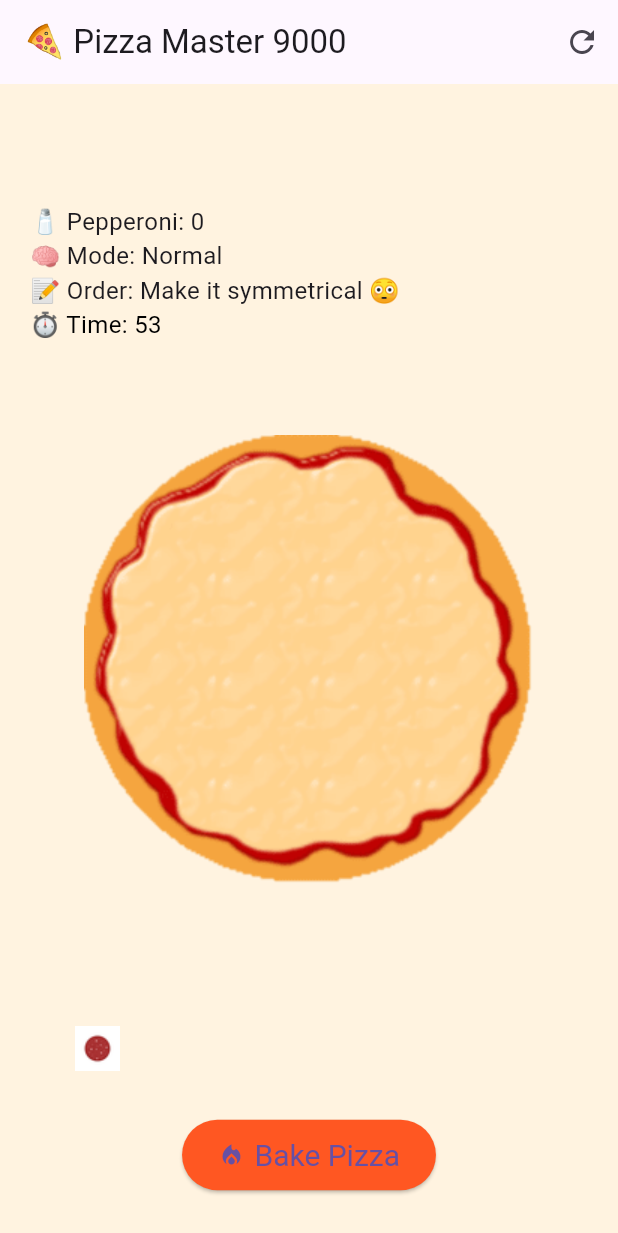
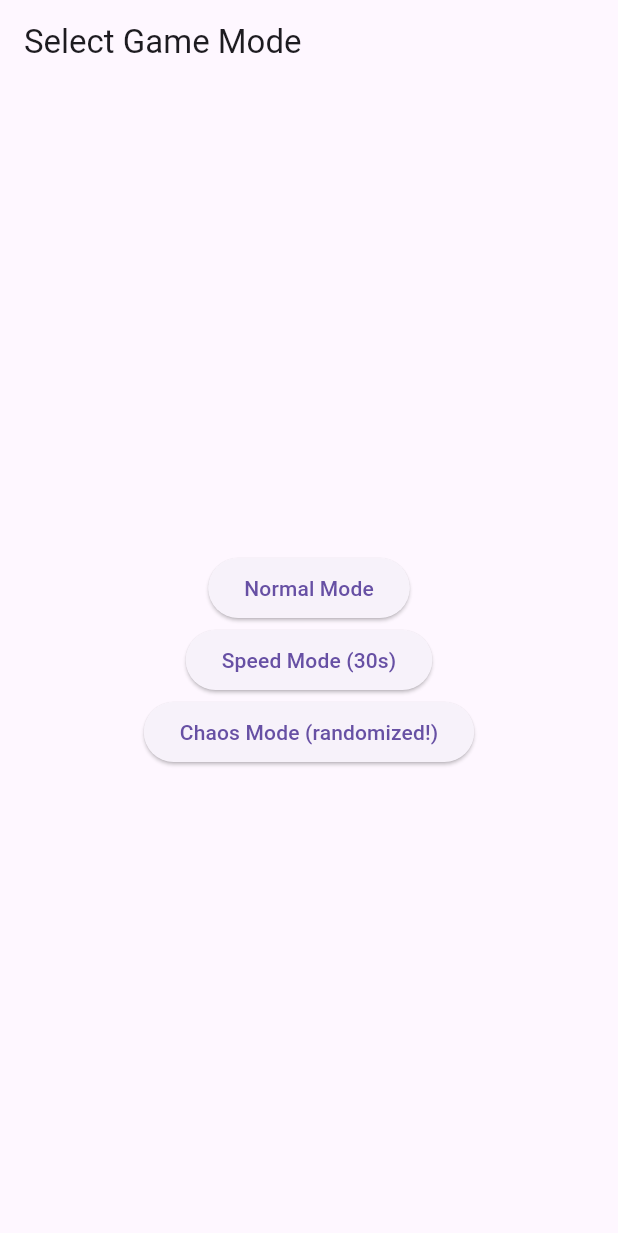
Before and after one commit to dx1-ctrl/kenny_ios_app, a Flutter app: the screen it shows after launch, on a phone screen of 412 x 824 dp. Shown: the top 1233 px of the screen. Run offline on Flutter 3.47's test engine with Material 3 defaults, Android fonts, the light colour scheme and no system bars.

Commit message:
Update main.dart

```diff
--- a/lib/main.dart
+++ b/lib/main.dart
@@ -1,24 +1,56 @@
+// PizzaMaster Ultra v1.2.0 - Game Modes + Advanced Scoring
+// Now includes: accuracy rewards, mode-based scoring, bake prediction, and failure conditions
+
 import 'dart:async';
 import 'dart:math';
 import 'package:flutter/material.dart';
 
-void main() {
-  runApp(PizzaGameApp());
-}
+void main() => runApp(PizzaGameApp());
 
 class PizzaGameApp extends StatelessWidget {
   @override
   Widget build(BuildContext context) {
     return MaterialApp(
-      title: 'Pizza Master 9000',
       debugShowCheckedModeBanner: false,
+      title: 'PizzaMaster Ultra',
       theme: ThemeData(primarySwatch: Colors.deepOrange),
-      home: PizzaGameScreen(),
+      home: ModeSelector(),
+    );
+  }
+}
+
+class ModeSelector extends StatelessWidget {
+  @override
+  Widget build(BuildContext context) {
+    return Scaffold(
+      appBar: AppBar(title: Text('Select Game Mode')),
+      body: Center(
+        child: Column(
+          mainAxisAlignment: MainAxisAlignment.center,
+          children: [
+            ElevatedButton(
+              onPressed: () => Navigator.push(context, MaterialPageRoute(builder: (_) => PizzaGameScreen(mode: 'Normal'))),
+              child: Text('Normal Mode'),
+            ),
+            ElevatedButton(
+              onPressed: () => Navigator.push(context, MaterialPageRoute(builder: (_) => PizzaGameScreen(mode: 'Speed'))),
+              child: Text('Speed Mode (30s)'),
+            ),
+            ElevatedButton(
+              onPressed: () => Navigator.push(context, MaterialPageRoute(builder: (_) => PizzaGameScreen(mode: 'Chaos'))),
+              child: Text('Chaos Mode (randomized!)'),
+            ),
+          ],
+        ),
+      ),
     );
   }
 }
 
 class PizzaGameScreen extends StatefulWidget {
+  final String mode;
+  PizzaGameScreen({required this.mode});
+
   @override
   _PizzaGameScreenState createState() => _PizzaGameScreenState();
 }
@@ -33,36 +65,40 @@ class _PizzaGameScreenState extends State<PizzaGameScreen> {
   int comboCount = 0;
   Timer? comboTimer;
   String fakeOrder = '';
-  String gameMode = 'Normal';
-  Timer? autoBakeTimer;
   int secondsLeft = 60;
   late Timer countdown;
+  double pizzaRadius = 150;
+  Offset pizzaCenter = Offset.zero;
+  String prediction = '';
 
   final List<String> fakeOrders = [
-    '10 pepperonis!',
-    'Minimum 5 slices!',
-    'Spam it with pepperoni!',
-    'Max 3 slices!',
-    'Make it symmetrical 😳',
-    'Make it chaotic 🔥'
+    'Use 10 slices! 🍕',
+    'Only 3 toppings!',
+    'Cover the center!',
+    'Don't touch the center!',
+    'Spam the edges!',
+    'Be precise! 🧠'
   ];
 
   @override
   void initState() {
     super.initState();
-    fakeOrder = fakeOrders[Random().nextInt(fakeOrders.length)];
+    applyModeSettings();
+    fakeOrder = (fakeOrders..shuffle()).first;
+    predictRating();
     startCountdown();
+  }
+
+  void applyModeSettings() {
+    if (widget.mode == 'Speed') secondsLeft = 30;
+    else if (widget.mode == 'Chaos') secondsLeft = Random().nextInt(20) + 40;
+    else secondsLeft = 60;
   }
 
   void startCountdown() {
     countdown = Timer.periodic(Duration(seconds: 1), (timer) {
-      if (isBaked) {
-        timer.cancel();
-        return;
-      }
-      setState(() {
-        secondsLeft--;
-      });
+      if (isBaked) timer.cancel();
+      setState(() => secondsLeft--);
       if (secondsLeft <= 0) {
         startBaking(forced: true);
         timer.cancel();
@@ -82,21 +118,18 @@ class _PizzaGameScreenState extends State<PizzaGameScreen> {
         comboCount = 0;
       });
     });
+    predictRating();
   }
 
   void startBaking({bool forced = false}) {
     if (isBaking || isBaked) return;
-
     setState(() {
       isBaking = true;
       bakeProgress = 0.0;
     });
-
     Future.doWhile(() async {
       await Future.delayed(Duration(milliseconds: 50));
-      setState(() {
-        bakeProgress += 0.03;
-      });
+      setState(() => bakeProgress += 0.03);
       if (bakeProgress >= 1.0) {
         setState(() {
           isBaking = false;
@@ -109,34 +142,45 @@ class _PizzaGameScreenState extends State<PizzaGameScreen> {
     });
   }
 
-  void showResults({bool forced = false}) {
-    String message = '';
-
+  void predictRating() {
     if (pepperoniCount == 0) {
-      message = 'Bro you didn’t put ANY toppings 😭';
-    } else if (pepperoniCount < 3) {
-      message = 'That’s a sad pizza... 🍕';
-    } else if (pepperoniCount >= 15) {
-      message = 'That’s a CRIME against PIZZAS 🔥';
+      prediction = 'This will be SAD 😭';
+    } else if (pepperoniCount >= 12) {
+      prediction = 'Overloaded!! Might burn!';
     } else if (comboCount >= 3) {
-      message = '🔥 COMBO GOD 🔥';
+      prediction = '🔥 Combo King Pizza';
     } else {
-      message = 'Solid slice chef 😎';
+      prediction = 'Solid vibes so far 👍';
+    }
   }
 
-    if (forced) message += '\n\n(Time’s up!)';
+  void showResults({bool forced = false}) {
+    int centerHits = pepperoniPositions.where((pos) {
+      final dx = pos.dx - pizzaCenter.dx;
+      final dy = pos.dy - pizzaCenter.dy;
+      final dist = sqrt(dx * dx + dy * dy);
+      return dist < 50;
+    }).length;
+
+    String message = '';
+    if (pepperoniCount == 0) message = 'Bro... ZERO toppings.';
+    else if (pepperoniCount < 3) message = 'Undercooked vibe 😕';
+    else if (pepperoniCount > 18) message = 'This is chaos incarnate.';
+    else if (centerHits < 2) message = 'Center looks empty.';
+    else if (centerHits > 5) message = 'Center is OVERLOADED.';
+    else if (comboCount >= 3) message = '🔥 You nailed the combo zone!';
+    else message = 'Honestly, this looks great chef 🧑‍🍳';
+
+    if (widget.mode == 'Speed') message += '\n(Speed Mode Bonus Applied)';
+    if (widget.mode == 'Chaos') message += '\n(You survived Chaos Mode 😮‍💨)';
+    if (forced) message += '\n\n(Time's up!)';
 
     showDialog(
       context: context,
       builder: (_) => AlertDialog(
-        title: Text("Pizza Results"),
+        title: Text("Results - ${widget.mode} Mode"),
         content: Text(message),
-        actions: [
-          TextButton(
-            child: Text("OK"),
-            onPressed: () => Navigator.pop(context),
-          )
-        ],
+        actions: [TextButton(onPressed: () => Navigator.pop(context), child: Text("OK"))],
       ),
     );
   }
@@ -150,32 +194,27 @@ class _PizzaGameScreenState extends State<PizzaGameScreen> {
       bakeProgress = 0.0;
       pepperoniCount = 0;
       comboCount = 0;
-      secondsLeft = 60;
-      fakeOrder = fakeOrders[Random().nextInt(fakeOrders.length)];
+      applyModeSettings();
+      fakeOrder = (fakeOrders..shuffle()).first;
     });
+    predictRating();
     startCountdown();
   }
 
   void addPepperoni(Offset dropOffset, BuildContext context) {
-    if (isBaked) {
-      ScaffoldMessenger.of(context).showSnackBar(
-        SnackBar(content: Text("TOO LATE! It’s already baked 💀")),
-      );
-      return;
-    }
-
+    if (isBaked) return;
     final box = context.findRenderObject() as RenderBox;
     final localOffset = box.globalToLocal(dropOffset);
+    final dx = localOffset.dx - pizzaCenter.dx;
+    final dy = localOffset.dy - pizzaCenter.dy;
+    final distance = sqrt(dx * dx + dy * dy);
+    if (distance <= pizzaRadius - 25) {
       setState(() {
         pepperoniPositions.add(localOffset);
         pepperoniCount++;
       });
-
       triggerCombo();
-
-    ScaffoldMessenger.of(context).showSnackBar(
-      SnackBar(content: Text("🧀 *SIZZLE*")),
-    );
+    }
   }
 
   @override
@@ -183,7 +222,7 @@ class _PizzaGameScreenState extends State<PizzaGameScreen> {
     return Scaffold(
       backgroundColor: Colors.orange[50],
       appBar: AppBar(
-        title: Text('🍕 Pizza Master 9000'),
+        title: Text('PizzaMaster Ultra - ${widget.mode} Mode'),
         actions: [
           IconButton(
             icon: Icon(Icons.refresh),
@@ -192,14 +231,14 @@ class _PizzaGameScreenState extends State<PizzaGameScreen> {
           )
         ],
       ),
-      body: Stack(
-        children: [
-          // Pizza Base
+      body: LayoutBuilder(
+        builder: (context, constraints) {
+          pizzaCenter = Offset(constraints.maxWidth / 2, constraints.maxHeight / 2);
+          return Stack(children: [
             Align(
               alignment: Alignment.center,
               child: DragTarget<String>(
-              onAcceptWithDetails: (details) =>
-                  addPepperoni(details.offset, context),
+                onAcceptWithDetails: (details) => addPepperoni(details.offset, context),
                 builder: (context, candidateData, rejectedData) {
                   return Container(
                     width: 300,
@@ -209,21 +248,11 @@ class _PizzaGameScreenState extends State<PizzaGameScreen> {
                 },
               ),
             ),
-
-          // Placed pepperonis
-          ...pepperoniPositions.map((pos) {
-            return Positioned(
+            ...pepperoniPositions.map((pos) => Positioned(
               left: pos.dx - 25,
               top: pos.dy - 25,
-              child: Image.asset(
-                'assets/pepperoni.png',
-                width: 50,
-                height: 50,
-              ),
-            );
-          }),
-
-          // Draggable pepperoni
+              child: Image.asset('assets/pepperoni.png', width: 50),
+            )),
             Positioned(
               bottom: 100,
               left: 40,
@@ -237,8 +266,6 @@ class _PizzaGameScreenState extends State<PizzaGameScreen> {
                 child: Image.asset('assets/pepperoni.png', width: 50),
               ),
             ),
-
-          // Baking progress bar
             if (isBaking)
               Align(
                 alignment: Alignment.topCenter,
@@ -246,37 +273,32 @@ class _PizzaGameScreenState extends State<PizzaGameScreen> {
                   padding: const EdgeInsets.all(16),
                   child: Column(
                     children: [
-                    Text('🔥 Baking in progress...'),
+                      Text('Baking in progress...'),
                       SizedBox(height: 8),
                       LinearProgressIndicator(value: bakeProgress),
                     ],
                   ),
                 ),
               ),
-
-          // Game HUD
             Positioned(
               top: 80,
               left: 20,
               child: Column(
                 crossAxisAlignment: CrossAxisAlignment.start,
                 children: [
-                Text("🧂 Pepperoni: $pepperoniCount",
-                    style: TextStyle(fontSize: 16)),
-                Text("🧠 Mode: $gameMode", style: TextStyle(fontSize: 16)),
-                Text("📝 Order: $fakeOrder", style: TextStyle(fontSize: 16)),
-                Text("⏱️ Time: $secondsLeft",
-                    style: TextStyle(
+                  Text("Pepperoni: $pepperoniCount", style: TextStyle(fontSize: 16)),
+                  Text("Order: $fakeOrder", style: TextStyle(fontSize: 16)),
+                  Text("Time: $secondsLeft", style: TextStyle(
                     fontSize: 16,
                     color: secondsLeft <= 10 ? Colors.red : Colors.black,
                   )),
                   if (comboActive)
                     Text("🔥 COMBO x$comboCount!", style: TextStyle(fontSize: 18)),
+                  SizedBox(height: 4),
+                  Text("🔮 Prediction: $prediction", style: TextStyle(fontStyle: FontStyle.italic))
                 ],
               ),
             ),
-
-          // Bake Button
             Align(
               alignment: Alignment.bottomCenter,
               child: Padding(
@@ -293,7 +315,8 @@ class _PizzaGameScreenState extends State<PizzaGameScreen> {
                 ),
               ),
             ),
-        ],
+          ]);
+        },
       ),
     );
   }
```
Lines whose indentation alone changed are shown as unchanged.
